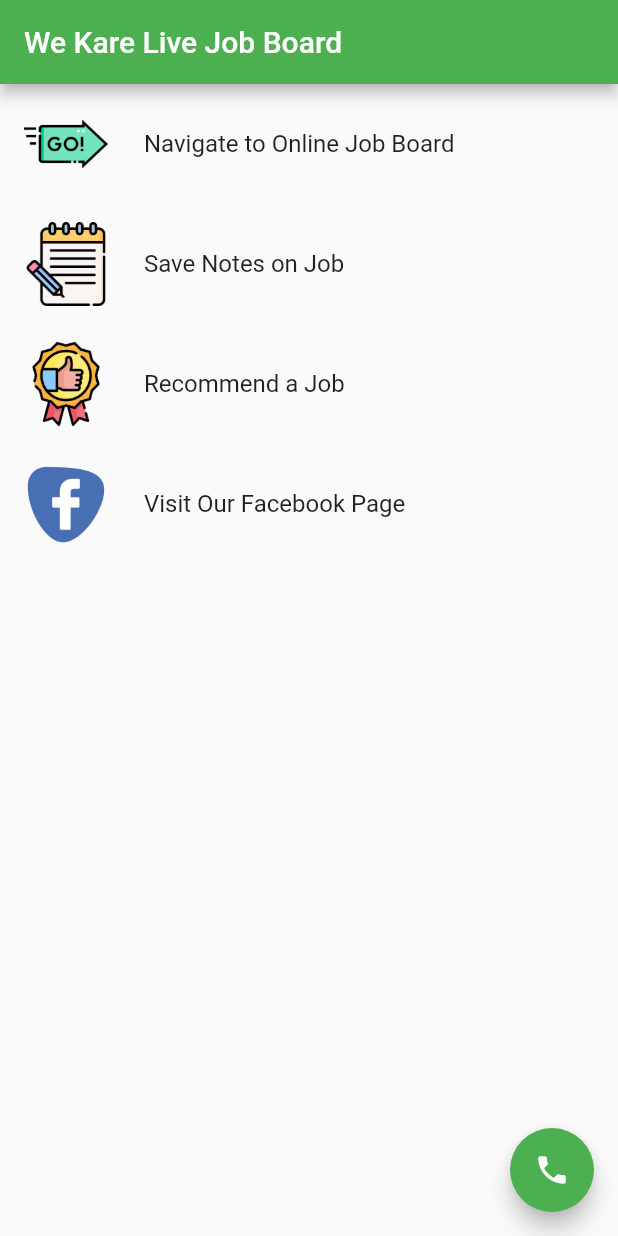
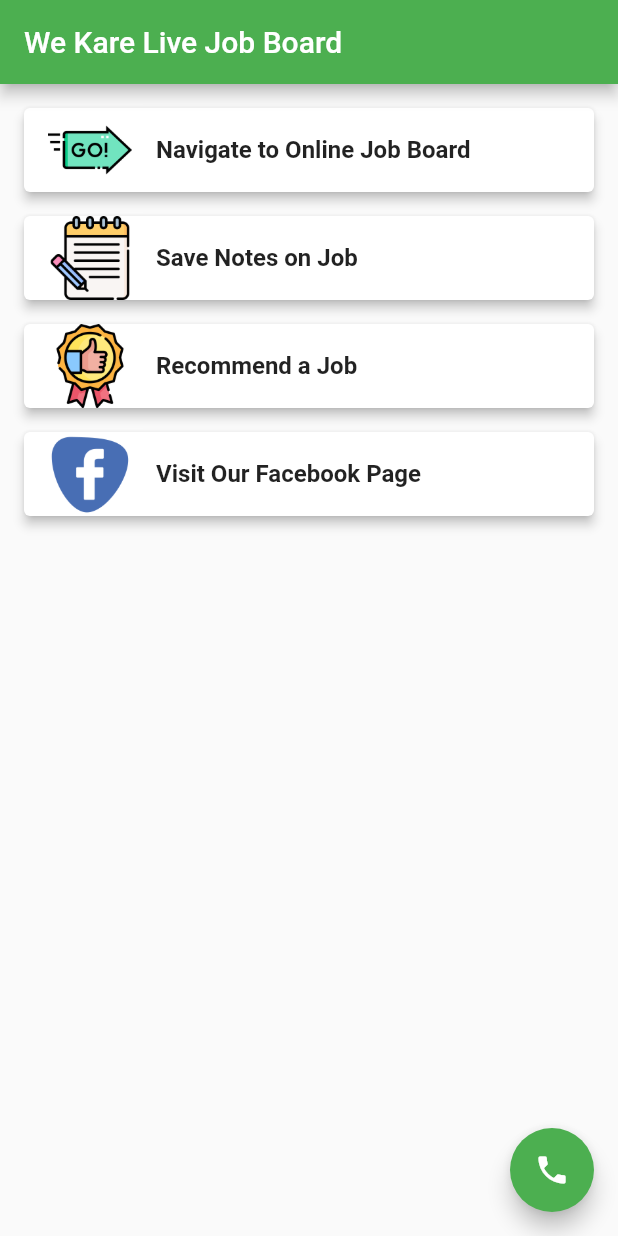
Before and after one commit to Phoenix-Chiriseri/wekare_flutterapp, a Flutter app: the screen it shows after launch, on a phone screen of 412 x 824 dp. Run offline on Flutter 3.47's test engine with Material 2 defaults, Android fonts, the phone set to English and light mode, and no system bars; our stand-ins replace contacts_service, fluttertoast, permission_handler, sqflite; missing offline and left inert: flutter_phone_direct_caller; accounts and stored records are empty.

Commit message:
added the cards to the main.dart file

```diff
--- a/lib/main.dart
+++ b/lib/main.dart
@@ -4,7 +4,7 @@ import 'package:url_launcher/url_launcher.dart';
 import 'recommend_a_friend.dart';
 import 'save_notes.dart';
 
-void main() async {
+void main() {
   runApp(MyApp());
 }
 
@@ -16,13 +16,7 @@ class MyApp extends StatelessWidget {
     );
   }
 }
-
-class MyHomePage extends StatefulWidget {
-  @override
-  _MyHomePageState createState() => _MyHomePageState();
-}
-
-class _MyHomePageState extends State<MyHomePage> {
+class MyHomePage extends StatelessWidget {
   final List<String> imageList = [
     'assets/go.png',
     'assets/pencil.png',
@@ -30,7 +24,6 @@ class _MyHomePageState extends State<MyHomePage> {
     'assets/facebook.png',
     // Add more image paths here
   ];
-
   @override
   Widget build(BuildContext context) {
     return Scaffold(
@@ -38,26 +31,21 @@ class _MyHomePageState extends State<MyHomePage> {
         title: Text('We Kare Live Job Board'),
         backgroundColor: Colors.green,
       ),
-      body: ListView( // This is the first ListView
+      body: ListView(
+        padding: EdgeInsets.all(16.0),
         children: <Widget>[
-          ListTile(
-            leading: Image.asset('assets/go.png'),
-            contentPadding: EdgeInsets.symmetric(horizontal: 16.0, vertical: 12.0), // Add padding to the entire ListTile
-            title: Padding(
-              padding: EdgeInsets.all(8.0),
-              child: Text('Navigate to Online Job Board'),
-            ),
+          CustomCard(
+            imageAsset: 'assets/go.png',
+            title: 'Navigate to Online Job Board',
+            subtitle: 'Visit Our Job Board And Easily Apply For A Job',
             onTap: () {
               launch('https://munanacreatives.co.zw/job-board/');
             },
           ),
-          ListTile(
-            contentPadding: EdgeInsets.symmetric(horizontal: 16.0, vertical: 12.0), // Add padding to the entire ListTile
-            leading: Image.asset('assets/pencil.png'),
-            title: Padding(
-              padding: EdgeInsets.all(8.0),
-              child: Text('Save Notes on Job'),
-            ),
+          CustomCard(
+            imageAsset: 'assets/pencil.png',
+            title: 'Save Notes on Job',
+            subtitle: 'SAve Quick Notes On Your Phone',
             onTap: () {
               Navigator.push(
                 context,
@@ -65,13 +53,10 @@ class _MyHomePageState extends State<MyHomePage> {
               );
             },
           ),
-          ListTile(
-            contentPadding: EdgeInsets.symmetric(horizontal: 16.0, vertical: 12.0), // Add padding to the entire ListTile
-            leading: Image.asset('assets/quality.png'),
-            title: Padding(
-              padding: EdgeInsets.all(8.0),
-              child: Text('Recommend a Job'),
-            ),
+          CustomCard(
+            imageAsset: 'assets/quality.png',
+            title: 'Recommend a Job',
+            subtitle: 'Recommend A Job To Someone On Whatsapp', // Add the subtitle text
             onTap: () {
               Navigator.push(
                 context,
@@ -79,13 +64,10 @@ class _MyHomePageState extends State<MyHomePage> {
               );
             },
           ),
-          ListTile(
-            contentPadding: EdgeInsets.symmetric(horizontal: 16.0, vertical: 12.0), // Add padding to the entire ListTile
-            leading: Image.asset('assets/facebook.png'),
-            title: Padding(
-              padding: EdgeInsets.all(8.0),
-              child: Text('Visit Our Facebook Page'),
-            ),
+          CustomCard(
+            imageAsset: 'assets/facebook.png',
+            title: 'Visit Our Facebook Page',
+            subtitle: 'Visit And Like Our Facebook Page', // A
             onTap: () {
               launch('https://www.facebook.com/people/We-Kare-Intergrated-Services/61551243421157/');
             },
@@ -104,3 +86,32 @@ class _MyHomePageState extends State<MyHomePage> {
     );
   }
 }
+
+class CustomCard extends StatelessWidget {
+  final String imageAsset;
+  final String title;
+  final VoidCallback onTap;
+
+  CustomCard({
+    required this.imageAsset,
+    required this.title,
+    required this.onTap,
+    required String subtitle,
+  });
+
+  @override
+  Widget build(BuildContext context) {
+    return Card(
+      elevation: 3, // Add elevation for a raised effect
+      margin: EdgeInsets.only(bottom: 16.0), // Add margin between cards
+      child: ListTile(
+        leading: Image.asset(imageAsset),
+        title: Text(
+          title,
+          style: TextStyle(fontSize: 16.0, fontWeight: FontWeight.bold),
+        ),
+        onTap: onTap,
+      ),
+    );
+  }
+}
--- a/lib/recommend_a_friend.dart
+++ b/lib/recommend_a_friend.dart
@@ -77,6 +77,9 @@ class _RecommendAFriendState extends State<RecommendAFriend> {
                   sendWhatsAppMessage(name, date, selectedShift!);
                 }
               },
+              style: ElevatedButton.styleFrom(
+                primary: Colors.green, // Change the background color to green
+              ),
               child: Text('Recommend via WhatsApp'),
             ),
           ],
@@ -89,9 +92,7 @@ class _RecommendAFriendState extends State<RecommendAFriend> {
     String message = "There's a job that I'm recommending you from WeKare Integrated Services requiring $jobName\n"
         "Date for the job is $jobDate\n"
         "The shift is: $selectedShift";
-
     String deepLink = 'https://wa.me/?text=${Uri.encodeComponent(message)}';
-
     if (await canLaunch(deepLink)) {
       await launch(deepLink);
     } else {
--- a/lib/save_notes.dart
+++ b/lib/save_notes.dart
@@ -1,9 +1,14 @@
 import 'package:flutter/material.dart';
+import 'package:path_provider/path_provider.dart';
+import 'package:permission_handler/permission_handler.dart';
+import 'dart:io';
+import 'package:fluttertoast/fluttertoast.dart';
 
 class SaveNotes extends StatefulWidget {
   @override
   _SaveNotesState createState() => _SaveNotesState();
 }
+
 class _SaveNotesState extends State<SaveNotes> {
   TextEditingController jobNameController = TextEditingController();
   TextEditingController jobDateController = TextEditingController();
@@ -64,6 +69,7 @@ class _SaveNotesState extends State<SaveNotes> {
                     // Save the notes, you can add your logic here
                     // For saving data, you can use local storage or network requests.
                     // Example: saveNotes(name, date, notes, selectedShift);
+                    saveDataToFile(name, date, notes);
                     ScaffoldMessenger.of(context).showSnackBar(
                       SnackBar(content: Text('Notes Saved')),
                     );
@@ -99,6 +105,37 @@ class _SaveNotesState extends State<SaveNotes> {
   }
 }
 
+Future<void> saveDataToFile(String name, String date, String notes) async {
+  try {
+    // Get the directory for the application's documents directory.
+    final Directory directory = await getApplicationDocumentsDirectory();
+    // Define a file path within the documents directory.
+    final File file = File('${directory.path}/data.txt');
+    // Create and write data to the file.
+    await file.writeAsString('Name: $name\nDate: $date\nNotes: $notes');
+    //Show a success message.
+    Fluttertoast.showToast(
+      msg: "Notes Saved",
+      toastLength: Toast.LENGTH_SHORT, // You can use Toast.LENGTH_LONG for a longer duration
+      gravity: ToastGravity.BOTTOM, // Change to ToastGravity.TOP to display at the top
+      timeInSecForIosWeb: 1, // Only relevant on iOS and web
+      backgroundColor: Colors.black, // Background color of the toast
+      textColor: Colors.white, // Text color of the toast
+    );
+  } catch (e) {
+    // Handle any errors that occur during file I/O.
+    Fluttertoast.showToast(
+      msg: "Unable To Save Notes",
+      toastLength: Toast.LENGTH_SHORT, // You can use Toast.LENGTH_LONG for a longer duration
+      gravity: ToastGravity.BOTTOM, // Change to ToastGravity.TOP to display at the top
+      timeInSecForIosWeb: 1, // Only relevant on iOS and web
+      backgroundColor: Colors.black, // Background color of the toast
+      textColor: Colors.white, // Text color of the toast
+    );
+  }
+}
+
+
 void main() {
   runApp(MaterialApp(
     home: SaveNotes(),
--- a/pubspec.yaml
+++ b/pubspec.yaml
@@ -45,6 +45,7 @@ dependencies:
   file_selector: ^1.0.1
   whatsapp_unilink: ^2.1.0
   contacts_service: ^0.6.3
+  fluttertoast: ^8.0.8
 
 dev_dependencies:
   flutter_test:
```
Also changed, not shown: pubspec.lock, 1 other file.
